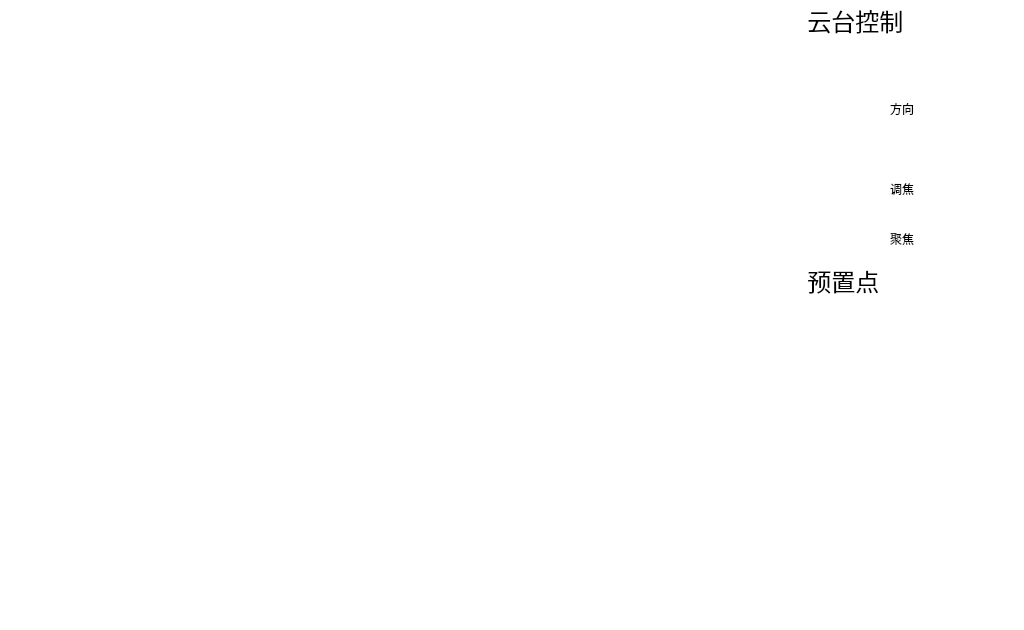
Before: the Qt Designer form pvmsmonitorwidget.ui in 1157889734/x86MyAppliction, drawn with Qt 5.
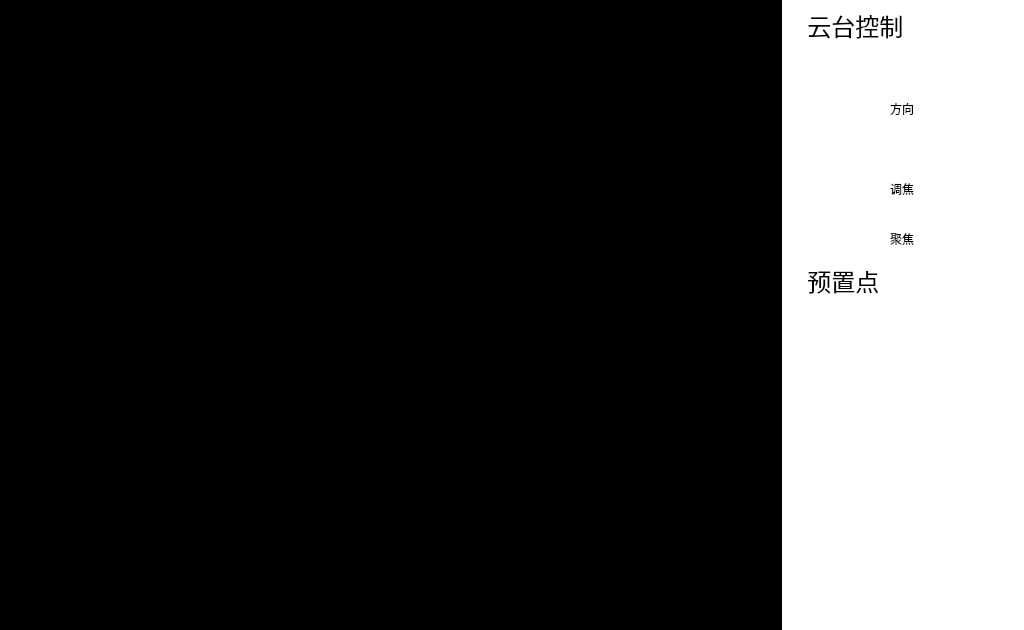
After: the same form once the commit is applied. Icons and pictures are not drawn.

Patch:
```diff
--- a/pvmsmonitorwidget.ui
+++ b/pvmsmonitorwidget.ui
@@ -452,33 +452,6 @@
     </size>
    </property>
   </widget>
-  <widget class="QLabel" name="label_4">
-   <property name="geometry">
-    <rect>
-     <x>794</x>
-     <y>40</y>
-     <width>231</width>
-     <height>131</height>
-    </rect>
-   </property>
-   <property name="font">
-    <font>
-     <pointsize>12</pointsize>
-    </font>
-   </property>
-   <property name="styleSheet">
-    <string notr="true"> #label_4 { 
-	color: rgb(33, 131, 229);
-    background-color: rgb(255, 255, 255);
-  } 
- #label_4 * { 
-     background-color:; 
- }</string>
-   </property>
-   <property name="text">
-    <string/>
-   </property>
-  </widget>
   <widget class="QPushButton" name="presetSetPushButton">
    <property name="geometry">
     <rect>
@@ -813,7 +786,7 @@
    <property name="geometry">
     <rect>
      <x>794</x>
-     <y>-5</y>
+     <y>0</y>
      <width>231</width>
      <height>51</height>
     </rect>
@@ -1102,8 +1075,22 @@
     <string/>
    </property>
   </widget>
-  <zorder>label_9</zorder>
-  <zorder>label_8</zorder>
+  <widget class="QLabel" name="label_4">
+   <property name="geometry">
+    <rect>
+     <x>0</x>
+     <y>0</y>
+     <width>782</width>
+     <height>630</height>
+    </rect>
+   </property>
+   <property name="styleSheet">
+    <string notr="true">background-color: rgb(0, 0, 0);</string>
+   </property>
+   <property name="text">
+    <string/>
+   </property>
+  </widget>
   <zorder>label_11</zorder>
   <zorder>label_6</zorder>
   <zorder>label_2</zorder>
```
Left out of the diff: 101 changed lines with no effect on the pictures.
